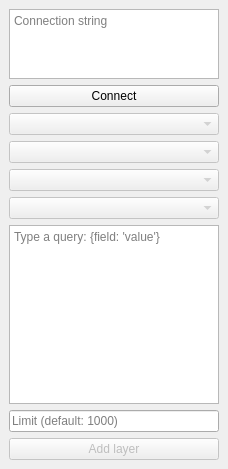
The window that core/mongodb_layer_dockwidget_base.ui (rombru/mongodb_layer) describes before a commit, drawn with Qt 5.
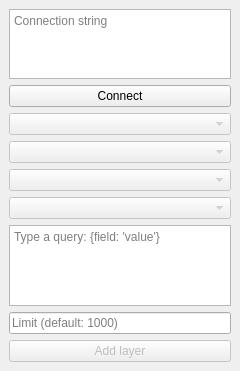
The same window after the commit.

Commit message: feat: set a relevant minimum size

```diff
--- a/core/mongodb_layer_dockwidget_base.ui
+++ b/core/mongodb_layer_dockwidget_base.ui
@@ -9,14 +9,14 @@
    <rect>
     <x>0</x>
     <y>0</y>
-    <width>228</width>
-    <height>469</height>
+    <width>240</width>
+    <height>371</height>
    </rect>
   </property>
   <property name="minimumSize">
    <size>
-    <width>228</width>
-    <height>469</height>
+    <width>150</width>
+    <height>350</height>
    </size>
   </property>
   <property name="windowTitle">
```
